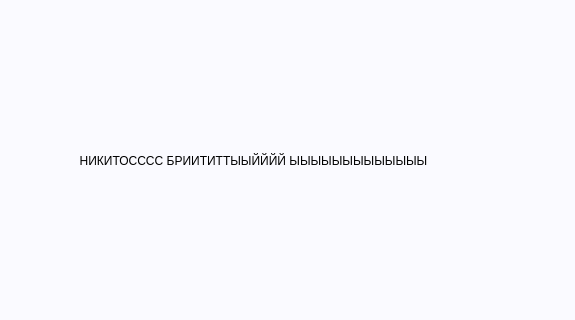
et3rnalpain/Organiser, file Organiser/mainwindow.ui: the form before one commit; both pictures show x 225 to 800 and y 139 to 459 of the 800 by 600 pixel window.
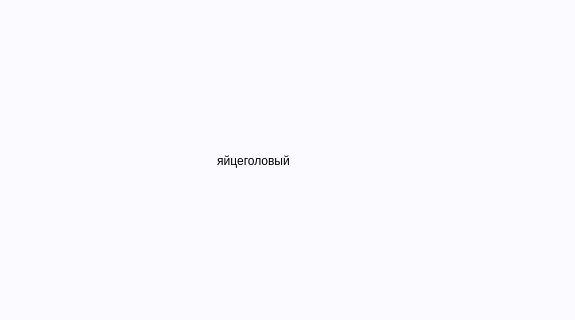
The form after the commit. The open tabs and pages were chosen to show the change. Icons and pictures are not drawn.

```diff
--- a/Organiser/mainwindow.ui
+++ b/Organiser/mainwindow.ui
@@ -937,7 +937,7 @@
               <string notr="true">background-color: #fafaff;</string>
              </property>
              <property name="text">
-              <string>НИКИТОСССС БРИИТИТТЫЫЙЙЙЙ ЫЫЫЫЫЫЫЫЫЫЫЫЫ</string>
+              <string>яйцеголовый</string>
              </property>
              <property name="alignment">
               <set>Qt::AlignCenter</set>
```
Left out of the diff: 2 changed lines with no effect on the pictures.
